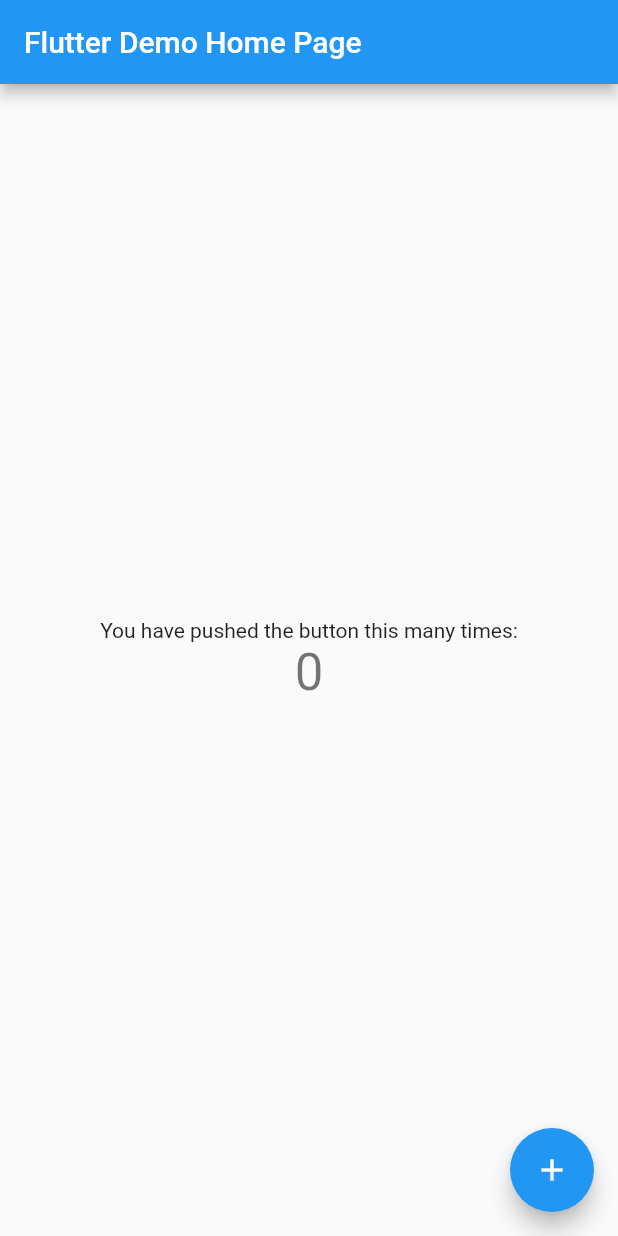
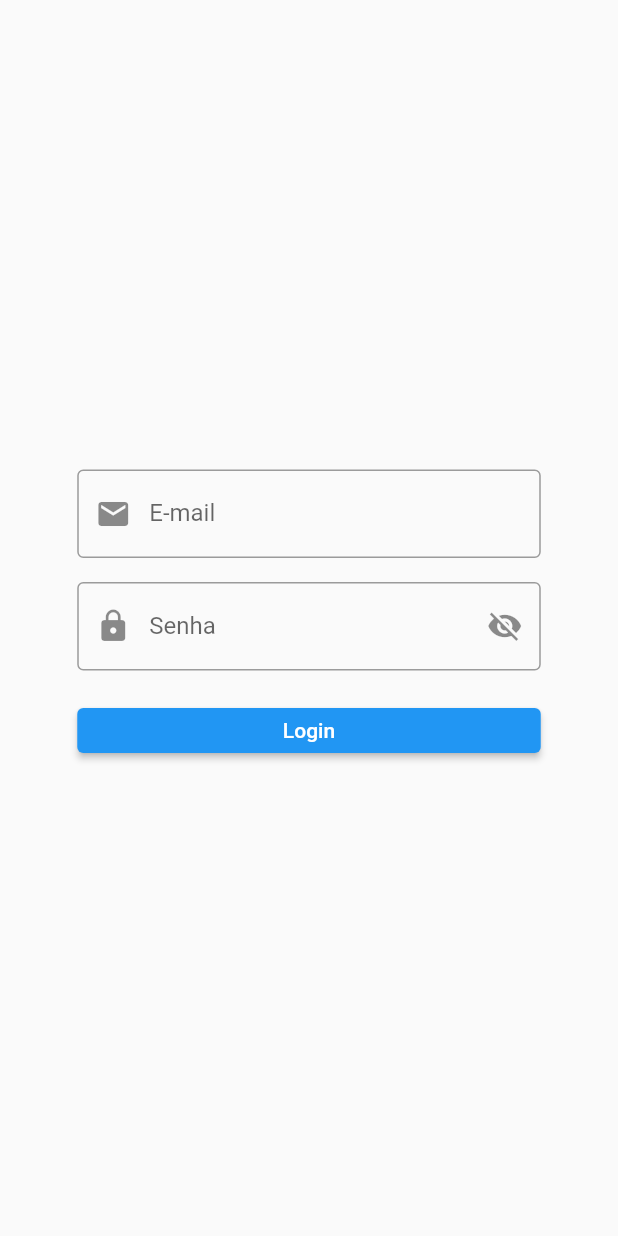
Before and after one commit to DanielYukio/Projeto-em-flutter, a Flutter app: the screen it shows after launch, on a phone screen of 412 x 824 dp. Run offline on Flutter 3.47's test engine with Material 2 defaults, Android fonts, the phone set to English and light mode, and no system bars.

Commit message:
initial commit

```diff
--- /dev/null
+++ b/lib/aula08/aula08.dart
@@ -0,0 +1,98 @@
+import 'package:flutter/material.dart';
+
+// stf para gerar o statefulWidget
+
+class Aula08 extends StatefulWidget {
+  const Aula08({super.key});
+
+  @override
+  State<Aula08> createState() => _Aula08State();
+}
+
+class _Aula08State extends State<Aula08> {
+  bool _showPassword = false;
+  late final TextEditingController _userController;
+  late final TextEditingController _senhaController;
+
+  @override
+  void initState() {
+    _userController = TextEditingController();
+    _senhaController = TextEditingController();
+    super.initState();
+  }
+
+  @override
+  void dispose() {
+    _userController.dispose();
+    _senhaController.dispose();
+    super.dispose();
+  }
+
+  void _toggleVisibility() {
+    setState(() {
+      _showPassword = !_showPassword;
+    });
+  }
+
+  void _testFields() {
+    debugPrint('Usuario: ${_userController.text}');
+    debugPrint('Senha: ${_senhaController.text}');
+  }
+
+  @override
+  Widget build(BuildContext context) {
+    return Scaffold(
+      body: Center(
+        child: SizedBox(
+          width: MediaQuery.of(context).size.width * 0.75,
+          child: Column(
+            mainAxisAlignment: MainAxisAlignment.center,
+            children: [
+              TextField(
+                // userName
+                controller: _userController,
+                keyboardType: TextInputType.emailAddress,
+                decoration: InputDecoration(
+                  label: Text('E-mail'),
+                  hintText: 'user@email.com',
+                  border: OutlineInputBorder(),
+                  prefixIcon: Icon(Icons.mail),
+                ),
+              ),
+              const SizedBox(height: 16),
+              TextField(
+                controller: _senhaController,
+                obscureText: !_showPassword,
+                decoration: InputDecoration(
+                  label: const Text('Senha'),
+                  hintText: 'senha do usuário',
+                  border: const OutlineInputBorder(),
+                  prefixIcon: const Icon(Icons.lock),
+                  suffixIcon: IconButton(
+                    onPressed: () => _toggleVisibility(),
+                    icon: Icon(
+                      _showPassword ? Icons.visibility : Icons.visibility_off,
+                    ),
+                  ),
+                ),
+              ),
+              const SizedBox(height: 16),
+              ElevatedButton(
+                style: ElevatedButton.styleFrom(
+                  minimumSize: Size(
+                    MediaQuery.of(context).size.width * 0.75,
+                    30,
+                  ),
+                ),
+                onPressed: () {
+                  _testFields();
+                },
+                child: const Text('Login'),
+              )
+            ],
+          ),
+        ),
+      ),
+    );
+  }
+}
--- a/lib/main.dart
+++ b/lib/main.dart
@@ -1,4 +1,5 @@
 import 'package:flutter/material.dart';
+import 'package:projetobase/aula08/aula08.dart';
 
 void main() {
   runApp(const MyApp());
@@ -14,53 +15,53 @@ class MyApp extends StatelessWidget {
       theme: ThemeData(
         primarySwatch: Colors.blue,
       ),
-      home: const MyHomePage(title: 'Flutter Demo Home Page'),
+      home: const Aula08(),
     );
   }
 }
 
-class MyHomePage extends StatefulWidget {
-  const MyHomePage({super.key, required this.title});
-  final String title;
+// class MyHomePage extends StatefulWidget {
+//   const MyHomePage({super.key, required this.title});
+//   final String title;
 
-  @override
-  State<MyHomePage> createState() => _MyHomePageState();
-}
+//   @override
+//   State<MyHomePage> createState() => _MyHomePageState();
+// }
 
-class _MyHomePageState extends State<MyHomePage> {
-  int _counter = 0;
+// class _MyHomePageState extends State<MyHomePage> {
+//   int _counter = 0;
 
-  void _incrementCounter() {
-    setState(() {
-      _counter++;
-    });
-  }
+//   void _incrementCounter() {
+//     setState(() {
+//       _counter++;
+//     });
+//   }
 
-  @override
-  Widget build(BuildContext context) {
-    return Scaffold(
-      appBar: AppBar(
-        title: Text(widget.title),
-      ),
-      body: Center(
-        child: Column(
-          mainAxisAlignment: MainAxisAlignment.center,
-          children: <Widget>[
-            const Text(
-              'You have pushed the button this many times:',
-            ),
-            Text(
-              '$_counter',
-              style: Theme.of(context).textTheme.headline4,
-            ),
-          ],
-        ),
-      ),
-      floatingActionButton: FloatingActionButton(
-        onPressed: _incrementCounter,
-        tooltip: 'Increment',
-        child: const Icon(Icons.add),
-      ),
-    );
-  }
-}
+//   @override
+//   Widget build(BuildContext context) {
+//     return Scaffold(
+//       appBar: AppBar(
+//         title: Text(widget.title),
+//       ),
+//       body: Center(
+//         child: Column(
+//           mainAxisAlignment: MainAxisAlignment.center,
+//           children: <Widget>[
+//             const Text(
+//               'You have pushed the button this many times:',
+//             ),
+//             Text(
+//               '$_counter',
+//               style: Theme.of(context).textTheme.headline4,
+//             ),
+//           ],
+//         ),
+//       ),
+//       floatingActionButton: FloatingActionButton(
+//         onPressed: _incrementCounter,
+//         tooltip: 'Increment',
+//         child: const Icon(Icons.add),
+//       ),
+//     );
+//   }
+// }
```
Also changed, not shown: pubspec.yaml (+3 -12 lines), assets/images/ifsplogo.jpg (added).
